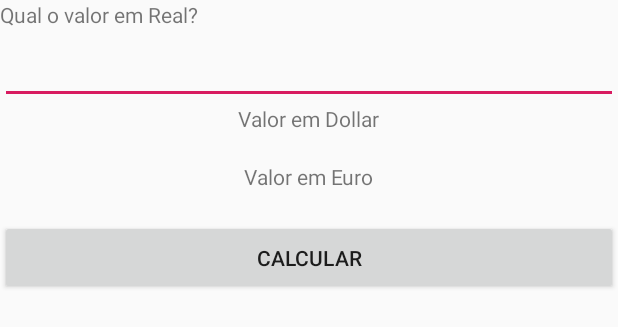
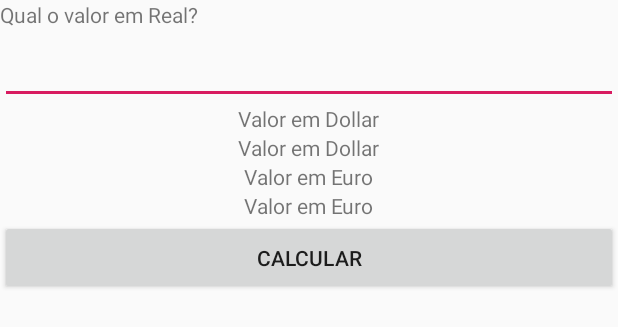
Before and after one commit to joaovictormacedo/ConversorMoedas, an Android app: the layout activity_main.xml on its own in the app's theme, with its tools: preview values and no code run, on a phone screen of 412 x 824 dp. Shown: the top 327 px of the screen. Run offline under Robolectric (Android 15) with nearby library versions, the phone set to English and light mode, and no system bars.

Commit message:
Regra de Negócios

```diff
--- a/app/src/main/res/layout/activity_main.xml
+++ b/app/src/main/res/layout/activity_main.xml
@@ -31,7 +31,8 @@
         android:id="@+id/text_dollar"
         android:layout_width="wrap_content"
         android:layout_height="wrap_content"
-        android:layout_gravity="center" />
+        android:layout_gravity="center"
+        android:text="@string/valor_em_dollar"/>
 
     <TextView
         android:layout_width="wrap_content"
@@ -43,7 +44,8 @@
         android:id="@+id/text_euro"
         android:layout_width="wrap_content"
         android:layout_height="wrap_content"
-        android:layout_gravity="center" />
+        android:layout_gravity="center"
+        android:text="@string/valor_em_euro"/>
 
     <Button
         android:id="@+id/button_calculate"
```
Also changed, not shown: app/src/main/java/br/com/jvmacedo/conversormoedas/MainActivity.java (+8 -0 lines).
